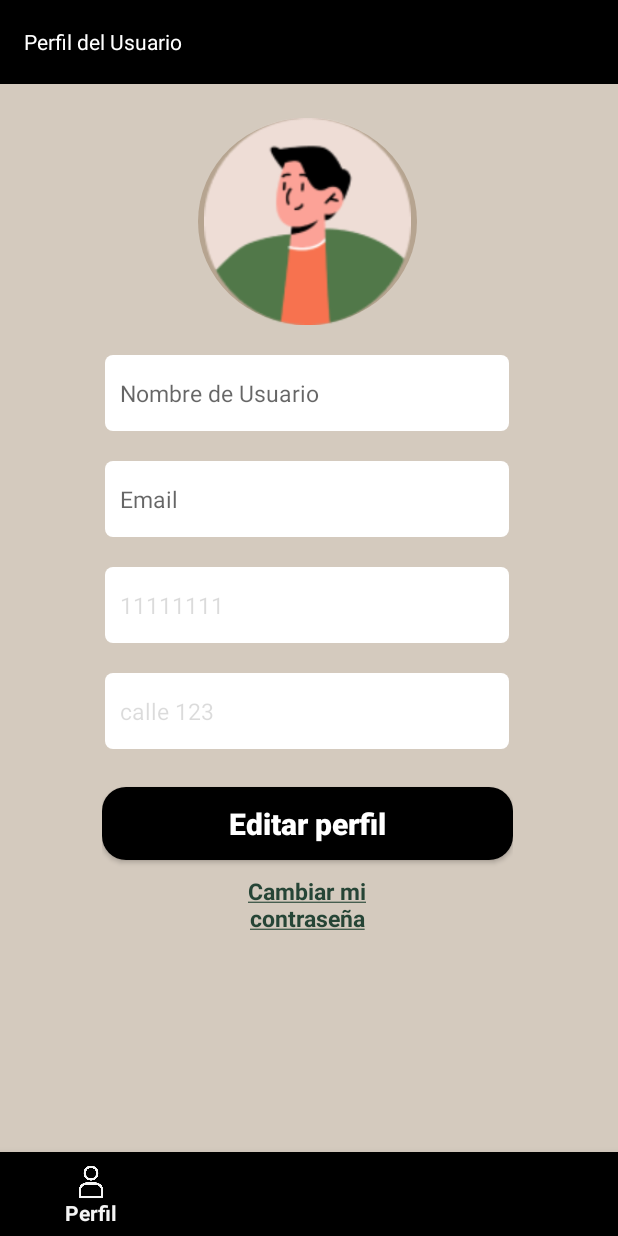
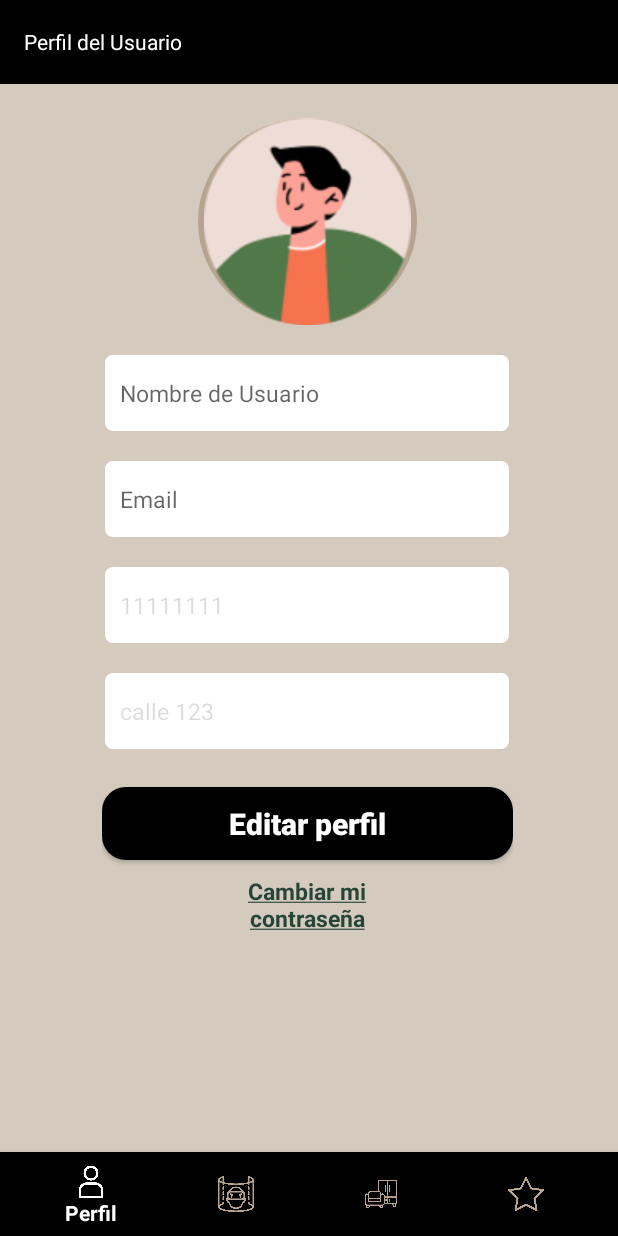
Before and after one commit to tatoyoda600/ARchitect, an Android app: the screen it shows after launch once a user with an empty profile is signed in (CatalogueActivity), after a tap on "Cambiar mi contraseña", on a phone screen of 412 x 824 dp. Run offline under Robolectric (Android 15) with nearby library versions, the phone set to English and light mode, and no system bars; our stand-ins replace Firebase (no records; nobody signed in at launch, a user with empty details on screens opened directly), navigation-ui; pictures from the network do not load.

Commit message:
UI consistency fixes

```diff
--- a/app/src/main/java/com/pfortbe22bgrupo2/architectapp/activities/ARTrackingTest.kt
+++ b/app/src/main/java/com/pfortbe22bgrupo2/architectapp/activities/ARTrackingTest.kt
@@ -3,6 +3,7 @@ package com.pfortbe22bgrupo2.architectapp.activities
 import android.content.Intent
 import android.os.Bundle
 import androidx.appcompat.app.AppCompatActivity
+import androidx.core.view.isVisible
 import com.pfortbe22bgrupo2.architectapp.R
 import com.pfortbe22bgrupo2.architectapp.databinding.ActivityArtrackingTestBinding
 import com.pfortbe22bgrupo2.architectapp.utilities.ARTracking
@@ -16,6 +17,7 @@ class ARTrackingTest: AppCompatActivity() {
         super.onCreate(savedInstanceState)
         binding = ActivityArtrackingTestBinding.inflate(layoutInflater)
         setContentView(binding.root)
+        binding.progressIndicator.isVisible = false
 
         arTracking = ARTracking(5, binding.sceneView, binding.progressIndicator)
         arTracking.setup(
--- a/app/src/main/java/com/pfortbe22bgrupo2/architectapp/activities/AR_Model.kt
+++ b/app/src/main/java/com/pfortbe22bgrupo2/architectapp/activities/AR_Model.kt
@@ -2,6 +2,7 @@ package com.pfortbe22bgrupo2.architectapp.activities
 
 import androidx.appcompat.app.AppCompatActivity
 import android.os.Bundle
+import android.widget.Button
 import androidx.core.view.isGone
 import com.google.android.material.floatingactionbutton.ExtendedFloatingActionButton
 import com.google.android.material.progressindicator.CircularProgressIndicator
@@ -23,7 +24,8 @@ class AR_Model : AppCompatActivity(R.layout.activity_ar_model) {
     private lateinit var binding: ActivityArModelBinding
     private lateinit var sceneView: ArSceneView
     private lateinit var progressBar: CircularProgressIndicator
-    private lateinit var placeButton: ExtendedFloatingActionButton
+    //private lateinit var placeButton: ExtendedFloatingActionButton
+    private lateinit var placeButton: Button
     private lateinit var render3D: Render3D
     override fun onCreate(savedInstanceState: Bundle?) {
         super.onCreate(savedInstanceState)
@@ -32,6 +34,7 @@ class AR_Model : AppCompatActivity(R.layout.activity_ar_model) {
         setContentView(binding.root)
 
         sceneView = binding.arSceneView
+        //placeButton = binding.extendedFloatingActionButton
         placeButton = binding.extendedFloatingActionButton
         progressBar = binding.loadingView
         render3D = Render3D(sceneView, progressBar)
--- /dev/null
+++ b/app/src/main/res/color/bottom_menu_colors.xml
@@ -0,0 +1,5 @@
+<?xml version="1.0" encoding="utf-8"?>
+<selector xmlns:android="http://schemas.android.com/apk/res/android">
+    <item android:state_checked="true" android:color="@color/white" />
+    <item android:state_checked="false" android:color="@color/main_light_brown" />
+</selector>
--- a/app/src/main/res/layout/activity_catalogue.xml
+++ b/app/src/main/res/layout/activity_catalogue.xml
@@ -29,5 +29,8 @@
         app:layout_constraintEnd_toEndOf="parent"
         app:layout_constraintHorizontal_bias="0.0"
         app:layout_constraintStart_toStartOf="parent"
-        app:menu="@menu/button_bar_menu" />
+        app:menu="@menu/button_bar_menu"
+        app:itemTextColor="@color/bottom_menu_colors"
+        app:itemIconTint="@color/bottom_menu_colors"
+        />
 </androidx.constraintlayout.widget.ConstraintLayout>
--- a/app/src/main/res/menu/button_bar_menu.xml
+++ b/app/src/main/res/menu/button_bar_menu.xml
@@ -6,7 +6,6 @@
         android:layout_width="wrap_content"
         android:layout_height="wrap_content"
         android:title="Perfil"
-        android:color="@color/white"
         android:icon="@drawable/profile_icon"
         />
     <item
@@ -14,7 +13,6 @@
         android:layout_width="wrap_content"
         android:layout_height="wrap_content"
         android:title="AR"
-        android:color="@color/white"
         android:icon="@drawable/ar_icon"
         />
 
--- a/app/src/main/res/values-night/themes.xml
+++ b/app/src/main/res/values-night/themes.xml
@@ -1,6 +1,6 @@
 <resources xmlns:tools="http://schemas.android.com/tools">
     <!-- Base application theme. -->
-    <style name="Base.Theme.ARchitect" parent="Theme.Material3.DayNight.NoActionBar">
+    <style name="Base.Theme.ARchitect" parent="Theme.AppCompat.Light.NoActionBar">
         <!-- Customize your dark theme here. -->
         <!-- <item name="colorPrimary">@color/my_dark_primary</item> -->
     </style>
```
Also changed, not shown: app/src/main/AndroidManifest.xml (+6 -7 lines), app/src/main/res/layout/activity_ar_model.xml (+15 -1 lines).
